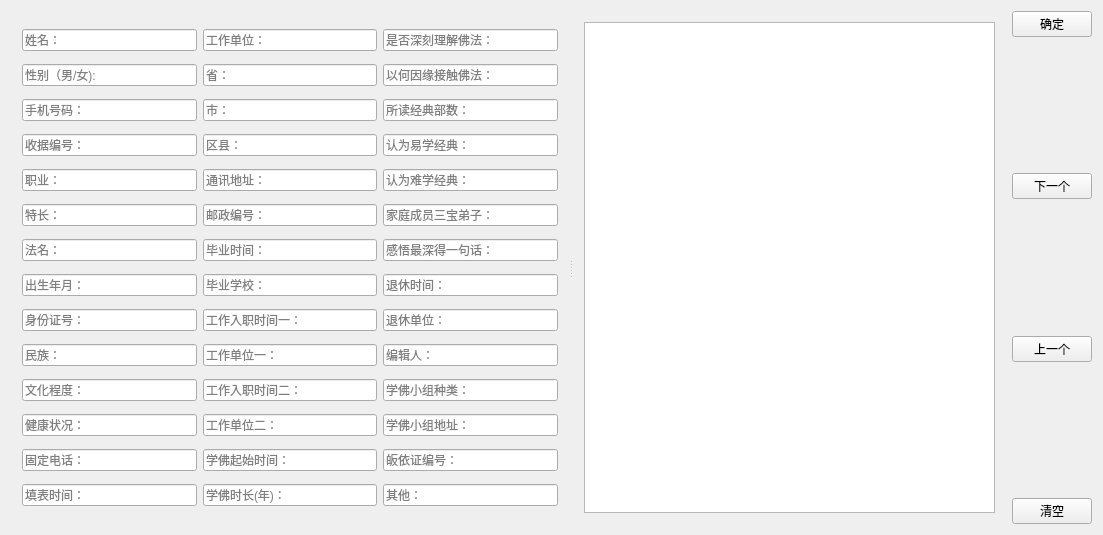
Before: the Qt Designer form connect.ui in crouse/connect, drawn with Qt 5.
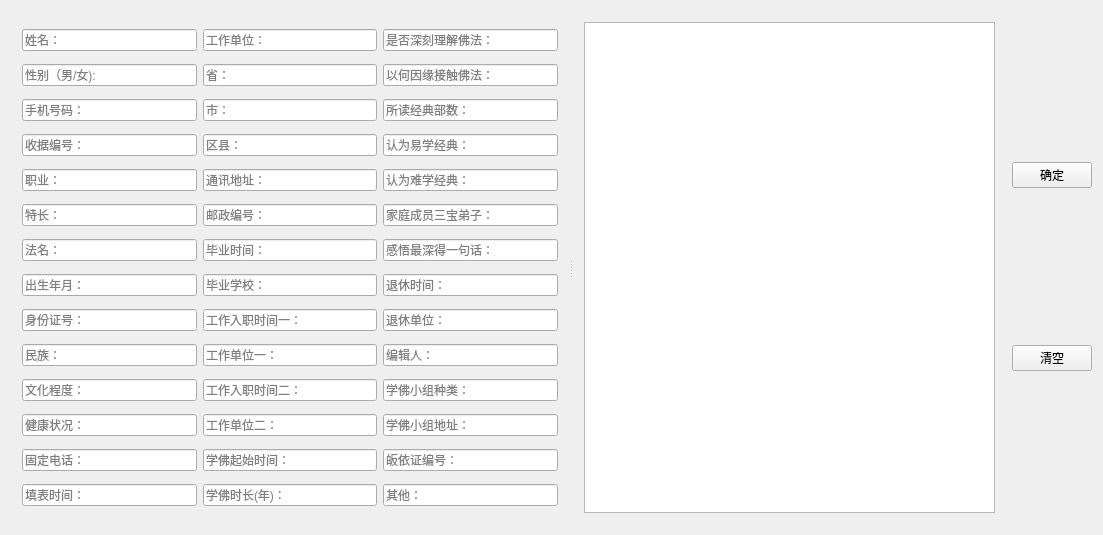
After: the same form once the commit is applied.

Commit message: 添加民族补全功能

```diff
--- a/connect.ui
+++ b/connect.ui
@@ -529,84 +529,6 @@
         </property>
        </widget>
       </item>
-      <item>
-       <spacer name="verticalSpacer_3">
-        <property name="orientation">
-         <enum>Qt::Vertical</enum>
-        </property>
-        <property name="sizeHint" stdset="0">
-         <size>
-          <width>20</width>
-          <height>40</height>
-         </size>
-        </property>
-       </spacer>
-      </item>
-      <item>
-       <widget class="QPushButton" name="pushButtonNext">
-        <property name="font">
-         <font>
-          <family>KaiTi</family>
-         </font>
-        </property>
-        <property name="text">
-         <string>下一个</string>
-        </property>
-        <property name="shortcut">
-         <string>Down</string>
-        </property>
-        <property name="flat">
-         <bool>false</bool>
-        </property>
-       </widget>
-      </item>
-      <item>
-       <spacer name="verticalSpacer_2">
-        <property name="orientation">
-         <enum>Qt::Vertical</enum>
-        </property>
-        <property name="sizeHint" stdset="0">
-         <size>
-          <width>20</width>
-          <height>40</height>
-         </size>
-        </property>
-       </spacer>
-      </item>
-      <item>
-       <widget class="QPushButton" name="pushButtonPrevious">
-        <property name="enabled">
-         <bool>true</bool>
-        </property>
-        <property name="font">
-         <font>
-          <family>KaiTi</family>
-         </font>
-        </property>
-        <property name="text">
-         <string>上一个</string>
-        </property>
-        <property name="shortcut">
-         <string>Up</string>
-        </property>
-        <property name="flat">
-         <bool>false</bool>
-        </property>
-       </widget>
-      </item>
-      <item>
-       <spacer name="verticalSpacer">
-        <property name="orientation">
-         <enum>Qt::Vertical</enum>
-        </property>
-        <property name="sizeHint" stdset="0">
-         <size>
-          <width>20</width>
-          <height>40</height>
-         </size>
-        </property>
-       </spacer>
-      </item>
       <item>
        <widget class="QPushButton" name="pushButtonClear">
         <property name="font">
```
Left out of the diff: 5 changed lines with no effect on the pictures. The commit also changes 2 other files.
